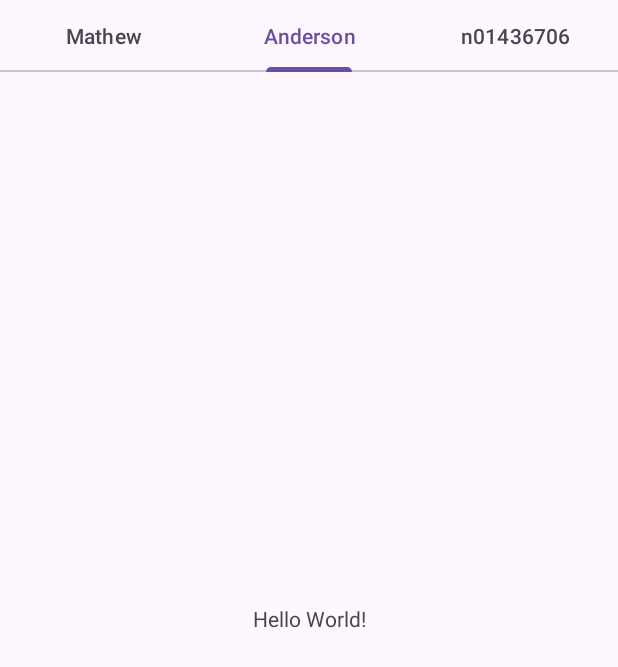
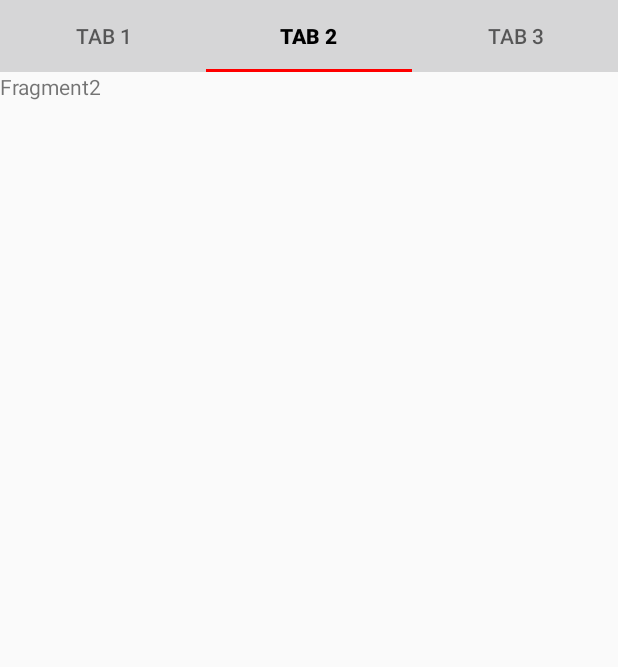
Before and after one commit to MathewAnderson6706/EmailTransferMidTerm, an Android app: the screen it shows after launch (AndersonActivity), tab 2 chosen, on a phone screen of 412 x 824 dp. Shown: the top 667 px of the screen. Run offline under Robolectric (Android 15) with nearby library versions, the phone set to English and light mode, and no system bars.

Commit message:
Tabs -Fixed tabs -Added theme to it

```diff
--- a/MathewModuleMid/src/main/java/mathew/anderson/n01436706/AndersonActivity.java
+++ b/MathewModuleMid/src/main/java/mathew/anderson/n01436706/AndersonActivity.java
@@ -1,9 +1,18 @@
 //Mathew Anderson, n01436706
 package mathew.anderson.n01436706;
 
+import androidx.annotation.NonNull;
 import androidx.appcompat.app.AppCompatActivity;
+import androidx.fragment.app.Fragment;
+import androidx.fragment.app.FragmentPagerAdapter;
+import androidx.viewpager2.widget.ViewPager2;
 
 import android.os.Bundle;
+
+import com.google.android.material.tabs.TabLayout;
+import com.google.android.material.tabs.TabLayoutMediator;
+
+import java.util.ArrayList;
 
 public class AndersonActivity extends AppCompatActivity {
 
@@ -11,5 +20,25 @@ public class AndersonActivity extends AppCompatActivity {
     protected void onCreate(Bundle savedInstanceState) {
         super.onCreate(savedInstanceState);
         setContentView(R.layout.activity_main);
+        ArrayList<Fragment> fragmentList = new ArrayList<>();
+
+        fragmentList.add(new MathewFragment());
+        fragmentList.add(new AndersonFragment());
+        fragmentList.add(new N01436706Fragment());
+
+        // ViewPager2 setup
+        ViewPager2 viewPager = findViewById(R.id.mathewViewPager);
+        viewPager.setAdapter(new ViewPagerAdapter(this, fragmentList));
+
+        TabLayout tabLayout = findViewById(R.id.mathewTabLayout);
+        new TabLayoutMediator(tabLayout, viewPager,
+                (tab, position) -> {
+                    // Customize the tab name based on position/index
+                    tab.setText("Tab " + (position + 1));
+                }
+        ).attach();
+
+
+
     }
 }
--- /dev/null
+++ b/MathewModuleMid/src/main/java/mathew/anderson/n01436706/AndersonFragment.java
@@ -0,0 +1,64 @@
+package mathew.anderson.n01436706;
+
+import android.os.Bundle;
+
+import androidx.fragment.app.Fragment;
+
+import android.view.LayoutInflater;
+import android.view.View;
+import android.view.ViewGroup;
+
+/**
+ * A simple {@link Fragment} subclass.
+ * Use the {@link AndersonFragment#newInstance} factory method to
+ * create an instance of this fragment.
+ */
+public class AndersonFragment extends Fragment {
+
+    // TODO: Rename parameter arguments, choose names that match
+    // the fragment initialization parameters, e.g. ARG_ITEM_NUMBER
+    private static final String ARG_PARAM1 = "param1";
+    private static final String ARG_PARAM2 = "param2";
+
+    // TODO: Rename and change types of parameters
+    private String mParam1;
+    private String mParam2;
+
+    public AndersonFragment() {
+        // Required empty public constructor
+    }
+
+    /**
+     * Use this factory method to create a new instance of
+     * this fragment using the provided parameters.
+     *
+     * @param param1 Parameter 1.
+     * @param param2 Parameter 2.
+     * @return A new instance of fragment AndersonFragment.
+     */
+    // TODO: Rename and change types and number of parameters
+    public static AndersonFragment newInstance(String param1, String param2) {
+        AndersonFragment fragment = new AndersonFragment();
+        Bundle args = new Bundle();
+        args.putString(ARG_PARAM1, param1);
+        args.putString(ARG_PARAM2, param2);
+        fragment.setArguments(args);
+        return fragment;
+    }
+
+    @Override
+    public void onCreate(Bundle savedInstanceState) {
+        super.onCreate(savedInstanceState);
+        if (getArguments() != null) {
+            mParam1 = getArguments().getString(ARG_PARAM1);
+            mParam2 = getArguments().getString(ARG_PARAM2);
+        }
+    }
+
+    @Override
+    public View onCreateView(LayoutInflater inflater, ViewGroup container,
+                             Bundle savedInstanceState) {
+        // Inflate the layout for this fragment
+        return inflater.inflate(R.layout.fragment_anderson, container, false);
+    }
+}
--- /dev/null
+++ b/MathewModuleMid/src/main/java/mathew/anderson/n01436706/MathewFragment.java
@@ -0,0 +1,64 @@
+package mathew.anderson.n01436706;
+
+import android.os.Bundle;
+
+import androidx.fragment.app.Fragment;
+
+import android.view.LayoutInflater;
+import android.view.View;
+import android.view.ViewGroup;
+
+/**
+ * A simple {@link Fragment} subclass.
+ * Use the {@link MathewFragment#newInstance} factory method to
+ * create an instance of this fragment.
+ */
+public class MathewFragment extends Fragment {
+
+    // TODO: Rename parameter arguments, choose names that match
+    // the fragment initialization parameters, e.g. ARG_ITEM_NUMBER
+    private static final String ARG_PARAM1 = "param1";
+    private static final String ARG_PARAM2 = "param2";
+
+    // TODO: Rename and change types of parameters
+    private String mParam1;
+    private String mParam2;
+
+    public MathewFragment() {
+        // Required empty public constructor
+    }
+
+    /**
+     * Use this factory method to create a new instance of
+     * this fragment using the provided parameters.
+     *
+     * @param param1 Parameter 1.
+     * @param param2 Parameter 2.
+     * @return A new instance of fragment MathewFragment.
+     */
+    // TODO: Rename and change types and number of parameters
+    public static MathewFragment newInstance(String param1, String param2) {
+        MathewFragment fragment = new MathewFragment();
+        Bundle args = new Bundle();
+        args.putString(ARG_PARAM1, param1);
+        args.putString(ARG_PARAM2, param2);
+        fragment.setArguments(args);
+        return fragment;
+    }
+
+    @Override
+    public void onCreate(Bundle savedInstanceState) {
+        super.onCreate(savedInstanceState);
+        if (getArguments() != null) {
+            mParam1 = getArguments().getString(ARG_PARAM1);
+            mParam2 = getArguments().getString(ARG_PARAM2);
+        }
+    }
+
+    @Override
+    public View onCreateView(LayoutInflater inflater, ViewGroup container,
+                             Bundle savedInstanceState) {
+        // Inflate the layout for this fragment
+        return inflater.inflate(R.layout.fragment_mathew, container, false);
+    }
+}
--- /dev/null
+++ b/MathewModuleMid/src/main/java/mathew/anderson/n01436706/N01436706Fragment.java
@@ -0,0 +1,64 @@
+package mathew.anderson.n01436706;
+
+import android.os.Bundle;
+
+import androidx.fragment.app.Fragment;
+
+import android.view.LayoutInflater;
+import android.view.View;
+import android.view.ViewGroup;
+
+/**
+ * A simple {@link Fragment} subclass.
+ * Use the {@link N01436706Fragment#newInstance} factory method to
+ * create an instance of this fragment.
+ */
+public class N01436706Fragment extends Fragment {
+
+    // TODO: Rename parameter arguments, choose names that match
+    // the fragment initialization parameters, e.g. ARG_ITEM_NUMBER
+    private static final String ARG_PARAM1 = "param1";
+    private static final String ARG_PARAM2 = "param2";
+
+    // TODO: Rename and change types of parameters
+    private String mParam1;
+    private String mParam2;
+
+    public N01436706Fragment() {
+        // Required empty public constructor
+    }
+
+    /**
+     * Use this factory method to create a new instance of
+     * this fragment using the provided parameters.
+     *
+     * @param param1 Parameter 1.
+     * @param param2 Parameter 2.
+     * @return A new instance of fragment N01436706Fragment.
+     */
+    // TODO: Rename and change types and number of parameters
+    public static N01436706Fragment newInstance(String param1, String param2) {
+        N01436706Fragment fragment = new N01436706Fragment();
+        Bundle args = new Bundle();
+        args.putString(ARG_PARAM1, param1);
+        args.putString(ARG_PARAM2, param2);
+        fragment.setArguments(args);
+        return fragment;
+    }
+
+    @Override
+    public void onCreate(Bundle savedInstanceState) {
+        super.onCreate(savedInstanceState);
+        if (getArguments() != null) {
+            mParam1 = getArguments().getString(ARG_PARAM1);
+            mParam2 = getArguments().getString(ARG_PARAM2);
+        }
+    }
+
+    @Override
+    public View onCreateView(LayoutInflater inflater, ViewGroup container,
+                             Bundle savedInstanceState) {
+        // Inflate the layout for this fragment
+        return inflater.inflate(R.layout.fragment_n01436706, container, false);
+    }
+}
--- /dev/null
+++ b/MathewModuleMid/src/main/java/mathew/anderson/n01436706/ViewPagerAdapter.java
@@ -0,0 +1,28 @@
+//Mathew Anderson, n01436706
+package mathew.anderson.n01436706;
+// ViewPagerAdapter.java
+import androidx.fragment.app.Fragment;
+import androidx.fragment.app.FragmentActivity;
+import androidx.viewpager2.adapter.FragmentStateAdapter;
+
+import java.util.ArrayList;
+
+public class ViewPagerAdapter extends FragmentStateAdapter {
+
+    private final ArrayList<Fragment> fragmentList;
+
+    public ViewPagerAdapter(FragmentActivity fragmentActivity, ArrayList<Fragment> fragmentList) {
+        super(fragmentActivity);
+        this.fragmentList = fragmentList;
+    }
+
+    @Override
+    public Fragment createFragment(int position) {
+        return fragmentList.get(position);
+    }
+
+    @Override
+    public int getItemCount() {
+        return fragmentList.size();
+    }
+}
--- a/MathewModuleMid/src/main/res/layout/activity_main.xml
+++ b/MathewModuleMid/src/main/res/layout/activity_main.xml
@@ -1,47 +1,28 @@
 <?xml version="1.0" encoding="utf-8"?>
-<androidx.constraintlayout.widget.ConstraintLayout xmlns:android="http://schemas.android.com/apk/res/android"
-    xmlns:app="http://schemas.android.com/apk/res-auto"
-    xmlns:tools="http://schemas.android.com/tools"
+<RelativeLayout xmlns:android="http://schemas.android.com/apk/res/android"
     android:layout_width="match_parent"
     android:layout_height="match_parent"
-    tools:context=".AndersonActivity">
+    xmlns:app="http://schemas.android.com/apk/res-auto">
 
-    <TextView
-        android:id="@+id/textView"
-        android:layout_width="wrap_content"
+    <com.google.android.material.tabs.TabLayout
+        android:id="@+id/mathewTabLayout"
+        style="@style/MathewMidTermTextStyle"
+        android:layout_width="match_parent"
         android:layout_height="wrap_content"
-        android:text="Hello World!"
-        app:layout_constraintBottom_toBottomOf="parent"
+        android:layout_alignParentTop="true"
         app:layout_constraintEnd_toEndOf="parent"
         app:layout_constraintStart_toStartOf="parent"
-        app:layout_constraintTop_toTopOf="parent" />
+        app:layout_constraintTop_toTopOf="parent"
+        app:tabBackground="@drawable/tab_background_selector"
+        app:tabIndicatorColor="@color/tabIndicatorColor"
+        app:tabIndicatorFullWidth="true"
+        app:tabSelectedTextAppearance="@style/MathewMidTermTextStyle"
+        app:tabSelectedTextColor="@color/black" />
 
-    <com.google.android.material.tabs.TabLayout
+    <androidx.viewpager2.widget.ViewPager2
+        android:id="@+id/mathewViewPager"
         android:layout_width="match_parent"
-        android:layout_height="wrap_content"
-        app:layout_constraintEnd_toEndOf="parent"
-        app:layout_constraintStart_toStartOf="parent"
-        app:layout_constraintTop_toTopOf="parent">
+        android:layout_height="match_parent"
+        android:layout_below="@id/mathewTabLayout" />
 
-        <com.google.android.material.tabs.TabItem
-            android:layout_width="wrap_content"
-            android:layout_height="wrap_content"
-            android:text="@string/text_label_1"
-            />
-
-        <com.google.android.material.tabs.TabItem
-            android:layout_width="wrap_content"
-            android:layout_height="wrap_content"
-            android:text="@string/text_label_2"
-            />
-
-        <com.google.android.material.tabs.TabItem
-            android:layout_width="wrap_content"
-            android:layout_height="wrap_content"
-            android:text="@string/text_label_3"
-            />
-
-
-    </com.google.android.material.tabs.TabLayout>
-
-</androidx.constraintlayout.widget.ConstraintLayout>
+</RelativeLayout>
--- /dev/null
+++ b/MathewModuleMid/src/main/res/layout/fragment_anderson.xml
@@ -0,0 +1,14 @@
+<?xml version="1.0" encoding="utf-8"?>
+<FrameLayout xmlns:android="http://schemas.android.com/apk/res/android"
+    xmlns:tools="http://schemas.android.com/tools"
+    android:layout_width="match_parent"
+    android:layout_height="match_parent"
+    tools:context=".AndersonFragment">
+
+    <!-- TODO: Update blank fragment layout -->
+    <TextView
+        android:layout_width="match_parent"
+        android:layout_height="match_parent"
+        android:text="@string/fragment2" />
+
+</FrameLayout>
--- a/MathewModuleMid/src/main/res/values/strings.xml
+++ b/MathewModuleMid/src/main/res/values/strings.xml
@@ -4,4 +4,9 @@
     <string name="text_label_1" translatable="false">Mathew</string>
     <string name="text_label_2" translatable="false">Anderson</string>
     <string name="text_label_3" translatable="false">n01436706</string>
+    <!-- TODO: Remove or change this placeholder text -->
+    <string name="hello_blank_fragment">Hello blank fragment</string>
+    <string name="fragment3">Fragment3</string>
+    <string name="fragment1">Fragment1</string>
+    <string name="fragment2">Fragment2</string>
 </resources>
--- a/MathewModuleMid/src/main/res/values/themes.xml
+++ b/MathewModuleMid/src/main/res/values/themes.xml
@@ -1,9 +1,20 @@
 <resources xmlns:tools="http://schemas.android.com/tools">
     <!-- Base application theme. -->
-    <style name="Base.Theme.MathewMidTerm" parent="Theme.Material3.DayNight.NoActionBar">
+    <style name="Base.Theme.MathewMidTerm" parent="Theme.AppCompat.Light.NoActionBar">
         <!-- Customize your light theme here. -->
         <!-- <item name="colorPrimary">@color/my_light_primary</item> -->
     </style>
 
+    <style name="AppTheme" parent="Theme.AppCompat.Light.NoActionBar">
+        <!-- Customize your theme here. -->
+        <item name="colorPrimary">@color/colorPrimary</item>
+        <item name="colorPrimaryDark">@color/colorPrimaryDark</item>
+        <item name="colorAccent">@color/colorAccent</item>
+    </style>
+
     <style name="Theme.MathewMidTerm" parent="Base.Theme.MathewMidTerm" />
+
+    <style name="MathewMidTermTextStyle" parent="TextAppearance.Design.Tab">
+        <item name="android:textStyle">bold</item>
+    </style>
 </resources>
```
Also changed, not shown: MathewModuleMid/src/main/res/layout/fragment_mathew.xml (added, +14 -0 lines), MathewModuleMid/src/main/res/layout/fragment_n01436706.xml (added, +14 -0 lines), MathewModuleMid/src/main/res/values/colors.xml (+9 -0 lines), 1 other file.
